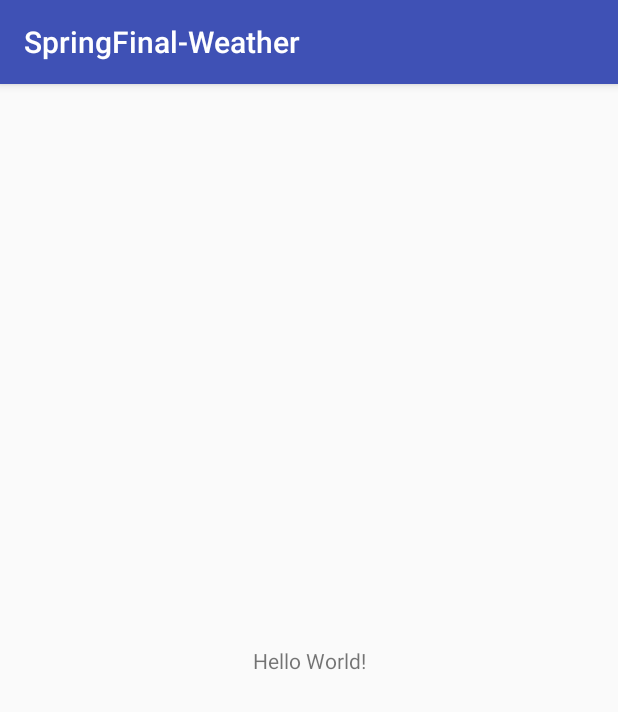
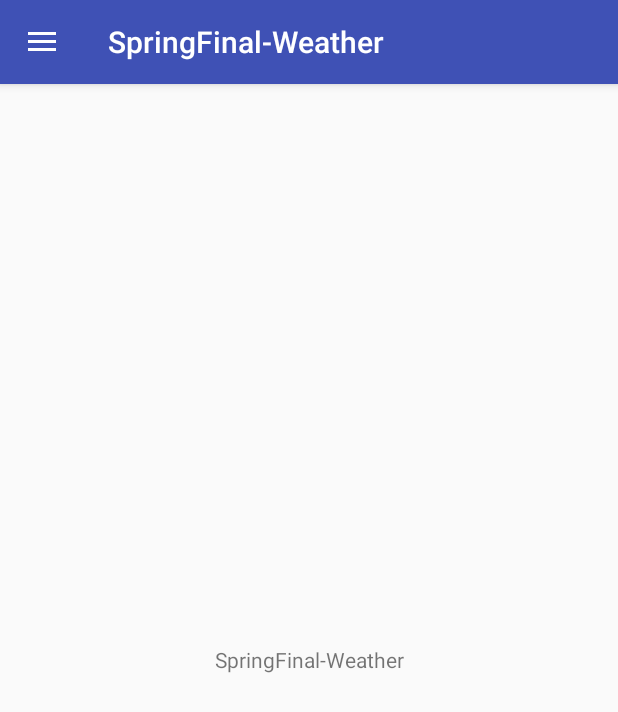
Before and after one commit to akaj-team/SpringFinal-Weather, an Android app: the screen it shows after launch (MainActivity), on a phone screen of 412 x 824 dp. Shown: the top 712 px of the screen. Run offline under Robolectric (Android 15) with nearby library versions, the phone set to English and light mode, and no system bars.

Commit message:
[Create] Main Layout

```diff
--- a/app/build.gradle
+++ b/app/build.gradle
@@ -24,7 +24,7 @@ android {
 }
 
 dependencies {
-    implementation fileTree(dir: 'libs', include: ['*.jar'])
+    implementation fileTree(include: ['*.jar'], dir: 'libs')
     implementation 'com.android.support:appcompat-v7:27.1.1'
     implementation 'com.android.support.constraint:constraint-layout:1.1.0'
     testImplementation 'junit:junit:4.12'
--- a/app/src/main/java/vn/asiantech/android/springfinalweather/MainActivity.java
+++ b/app/src/main/java/vn/asiantech/android/springfinalweather/MainActivity.java
@@ -1,13 +1,51 @@
 package vn.asiantech.android.springfinalweather;
 
+import android.content.res.Configuration;
+import android.os.Bundle;
+import android.support.annotation.Nullable;
+import android.support.v4.widget.DrawerLayout;
+import android.support.v7.app.ActionBarDrawerToggle;
 import android.support.v7.app.AppCompatActivity;
-import android.os.Bundle;
+import android.view.MenuItem;
+
+import java.util.Objects;
 
 public class MainActivity extends AppCompatActivity {
+    private DrawerLayout mDrawerLayout;
+    private ActionBarDrawerToggle mDrawerToggle;
 
     @Override
     protected void onCreate(Bundle savedInstanceState) {
         super.onCreate(savedInstanceState);
         setContentView(R.layout.activity_main);
+        initViews();
+        initListener();
+    }
+
+    private void initViews() {
+        mDrawerLayout = findViewById(R.id.drawerLayout);
+        mDrawerToggle = new ActionBarDrawerToggle(this, mDrawerLayout, R.string.open, R.string.close);
+        Objects.requireNonNull(getSupportActionBar()).setDisplayHomeAsUpEnabled(true);
+    }
+
+    private void initListener() {
+        mDrawerLayout.addDrawerListener(mDrawerToggle);
+    }
+
+    @Override
+    protected void onPostCreate(@Nullable Bundle savedInstanceState) {
+        super.onPostCreate(savedInstanceState);
+        mDrawerToggle.syncState();
+    }
+
+    @Override
+    public void onConfigurationChanged(Configuration newConfig) {
+        super.onConfigurationChanged(newConfig);
+        mDrawerToggle.onConfigurationChanged(newConfig);
+    }
+
+    @Override
+    public boolean onOptionsItemSelected(MenuItem item) {
+        return mDrawerToggle.onOptionsItemSelected(item) || super.onOptionsItemSelected(item);
     }
 }
--- a/app/src/main/res/layout/activity_main.xml
+++ b/app/src/main/res/layout/activity_main.xml
@@ -1,18 +1,34 @@
 <?xml version="1.0" encoding="utf-8"?>
-<android.support.constraint.ConstraintLayout xmlns:android="http://schemas.android.com/apk/res/android"
-    xmlns:app="http://schemas.android.com/apk/res-auto"
+<android.support.v4.widget.DrawerLayout xmlns:android="http://schemas.android.com/apk/res/android"
     xmlns:tools="http://schemas.android.com/tools"
+    android:id="@+id/drawerLayout"
     android:layout_width="match_parent"
     android:layout_height="match_parent"
     tools:context=".MainActivity">
 
-    <TextView
-        android:layout_width="wrap_content"
-        android:layout_height="wrap_content"
-        android:text="Hello World!"
-        app:layout_constraintBottom_toBottomOf="parent"
-        app:layout_constraintLeft_toLeftOf="parent"
-        app:layout_constraintRight_toRightOf="parent"
-        app:layout_constraintTop_toTopOf="parent" />
+    <RelativeLayout
+        android:id="@+id/rlContent"
+        android:layout_width="match_parent"
+        android:layout_height="match_parent">
 
-</android.support.constraint.ConstraintLayout>
+        <TextView
+            android:layout_width="match_parent"
+            android:layout_height="match_parent"
+            android:gravity="center"
+            android:text="@string/app_name" />
+    </RelativeLayout>
+
+    <LinearLayout
+        android:id="@+id/lnDrawer"
+        android:layout_width="250dp"
+        android:layout_height="match_parent"
+        android:layout_gravity="start">
+
+        <TextView
+            android:layout_width="match_parent"
+            android:layout_height="match_parent"
+            android:gravity="center"
+            android:text="@string/app_name" />
+    </LinearLayout>
+
+</android.support.v4.widget.DrawerLayout>
--- a/app/src/main/res/values/strings.xml
+++ b/app/src/main/res/values/strings.xml
@@ -1,3 +1,5 @@
 <resources>
     <string name="app_name">SpringFinal-Weather</string>
+    <string name="open">Open</string>
+    <string name="close">Close</string>
 </resources>
```
